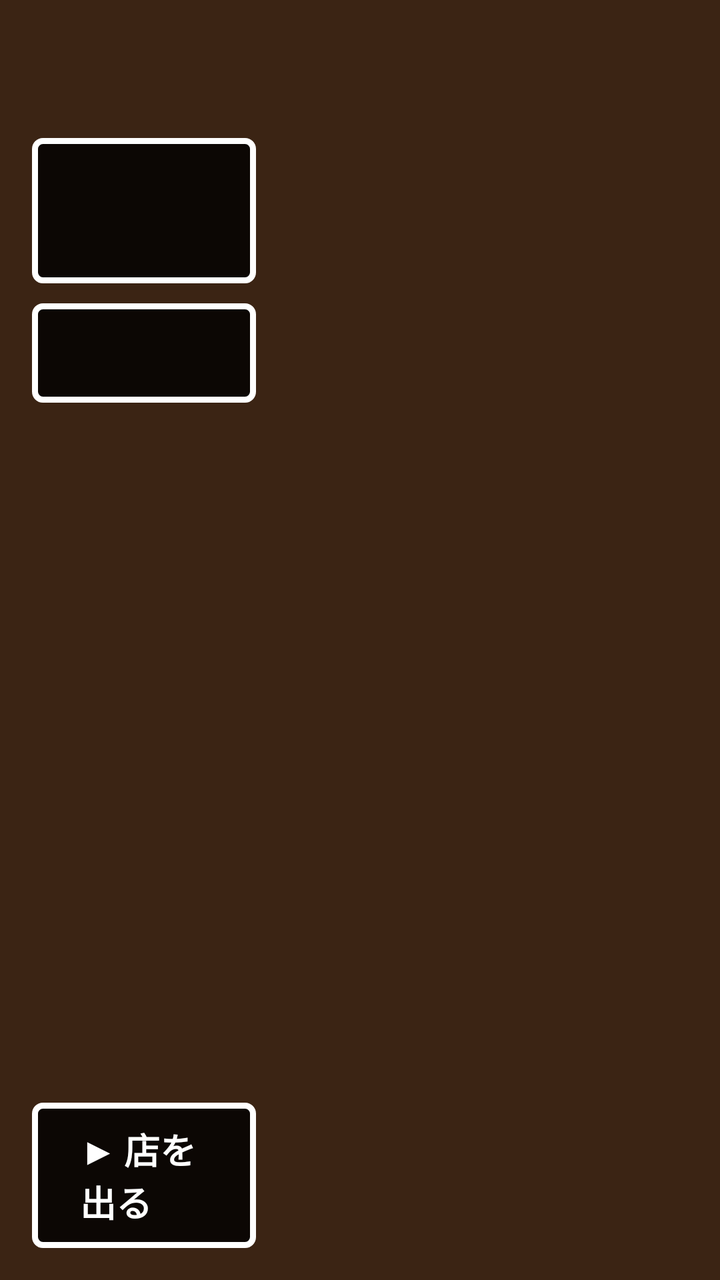
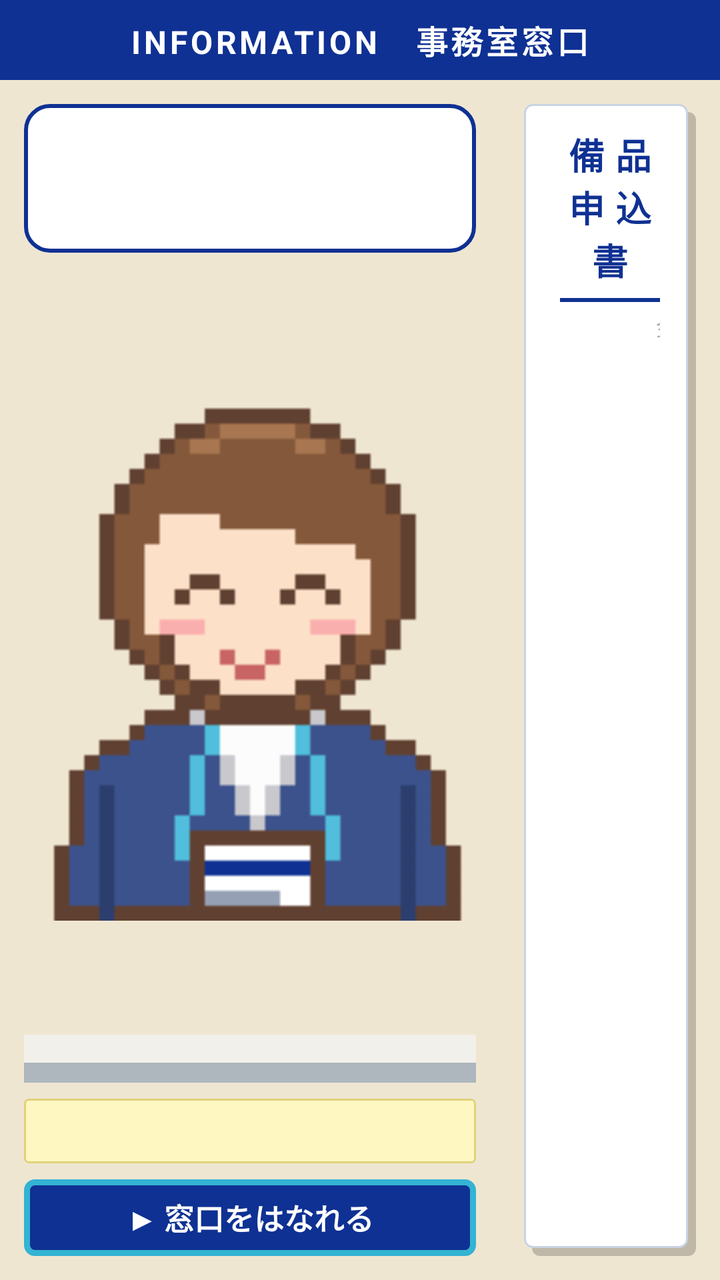

Two renders of the same Android screen: before a commit and after it. Below are the layout's source before the change and the commit's diff.
<!-- AndroidManifest.xml: application theme Theme.NibRPG -->
<!-- res/layout/activity_shop.xml -->
<?xml version="1.0" encoding="utf-8"?>
<LinearLayout xmlns:android="http://schemas.android.com/apk/res/android"
    xmlns:tools="http://schemas.android.com/tools"
    android:id="@+id/main"
    android:layout_width="match_parent"
    android:layout_height="match_parent"
    android:background="@color/shop_weapon_bg"
    android:baselineAligned="false"
    android:orientation="horizontal"
    tools:context=".ShopActivity">

    
    <LinearLayout
        android:layout_width="0dp"
        android:layout_height="match_parent"
        android:layout_weight="2"
        android:orientation="vertical"
        android:padding="16dp">

        <TextView
            android:id="@+id/txtShopName"
            android:layout_width="wrap_content"
            android:layout_height="wrap_content"
            android:shadowColor="#FF000000"
            android:shadowDx="3"
            android:shadowDy="3"
            android:shadowRadius="1"
            android:textColor="@color/rpg_yellow"
            android:textSize="32sp"
            android:textStyle="bold" />

        
        <TextView
            android:id="@+id/txtTalk"
            android:layout_width="match_parent"
            android:layout_height="wrap_content"
            android:layout_marginTop="10dp"
            android:background="@drawable/rpg_window"
            android:lineSpacingExtra="4dp"
            android:minLines="2"
            android:padding="14dp"
            android:textColor="@color/white"
            android:textSize="16sp" />

        
        <TextView
            android:id="@+id/txtStatus"
            android:layout_width="match_parent"
            android:layout_height="wrap_content"
            android:layout_marginTop="10dp"
            android:background="@drawable/rpg_window"
            android:lineSpacingExtra="4dp"
            android:padding="14dp"
            android:textColor="@color/white"
            android:textSize="16sp" />

        <Space
            android:layout_width="match_parent"
            android:layout_height="0dp"
            android:layout_weight="1" />

        <TextView
            android:id="@+id/btnExit"
            android:layout_width="wrap_content"
            android:layout_height="wrap_content"
            android:background="@drawable/rpg_window"
            android:clickable="true"
            android:focusable="true"
            android:paddingHorizontal="24dp"
            android:paddingVertical="10dp"
            android:text="@string/shop_exit"
            android:textColor="@color/white"
            android:textSize="18sp"
            android:textStyle="bold" />
    </LinearLayout>

    
    <ScrollView
        android:layout_width="0dp"
        android:layout_height="match_parent"
        android:layout_weight="3"
        android:paddingVertical="16dp"
        android:paddingEnd="16dp"
        tools:ignore="RtlSymmetry">

        <LinearLayout
            android:id="@+id/listGoods"
            android:layout_width="match_parent"
            android:layout_height="wrap_content"
            android:orientation="vertical" />
    </ScrollView>

</LinearLayout>
<!-- resources referenced by this layout -->
<resources>
  <color name="rpg_yellow">#FFFFD54F</color>
  <color name="shop_weapon_bg">#FF3B2414</color>
  <color name="white">#FFFFFFFF</color>
  <!-- drawable rpg_window (drawable) -->
  <?xml version="1.0" encoding="utf-8"?>
  <shape xmlns:android="http://schemas.android.com/apk/res/android"
      android:shape="rectangle">
      <solid android:color="#CC000000" />
      <stroke android:width="3dp" android:color="#FFFFFFFF" />
      <corners android:radius="4dp" />
  </shape>
  <string name="shop_exit">▶ 店を出る</string>
  <style name="Theme.NibRPG" parent="Base.Theme.NibRPG" />
  <style name="Base.Theme.NibRPG" parent="Theme.Material3.DayNight.NoActionBar">
          
          
      </style>
</resources>

<!-- the commit's change to res/layout/activity_shop.xml (unified diff, before → after) -->
@@ -1,93 +1,176 @@
 <?xml version="1.0" encoding="utf-8"?>
-<LinearLayout xmlns:android="http://schemas.android.com/apk/res/android"
+<FrameLayout xmlns:android="http://schemas.android.com/apk/res/android"
     xmlns:tools="http://schemas.android.com/tools"
     android:id="@+id/main"
     android:layout_width="match_parent"
     android:layout_height="match_parent"
-    android:background="@color/shop_weapon_bg"
-    android:baselineAligned="false"
-    android:orientation="horizontal"
+    android:background="@color/office_wall"
     tools:context=".ShopActivity">
 
     
+    <TextView
+        android:layout_width="match_parent"
+        android:layout_height="40dp"
+        android:background="@color/nib_navy"
+        android:gravity="center"
+        android:letterSpacing="0.1"
+        android:text="@string/reception_title"
+        android:textColor="@color/white"
+        android:textSize="16sp"
+        android:textStyle="bold" />
+
     <LinearLayout
-        android:layout_width="0dp"
+        android:layout_width="match_parent"
         android:layout_height="match_parent"
-        android:layout_weight="2"
-        android:orientation="vertical"
-        android:padding="16dp">
-
-        <TextView
-            android:id="@+id/txtShopName"
-            android:layout_width="wrap_content"
-            android:layout_height="wrap_content"
-            android:shadowColor="#FF000000"
-            android:shadowDx="3"
-            android:shadowDy="3"
-            android:shadowRadius="1"
-            android:textColor="@color/rpg_yellow"
-            android:textSize="32sp"
-            android:textStyle="bold" />
+        android:layout_marginTop="40dp"
+        android:baselineAligned="false"
+        android:orientation="horizontal">
 
         
-        <TextView
-            android:id="@+id/txtTalk"
-            android:layout_width="match_parent"
-            android:layout_height="wrap_content"
-            android:layout_marginTop="10dp"
-            android:background="@drawable/rpg_window"
-            android:lineSpacingExtra="4dp"
-            android:minLines="2"
-            android:padding="14dp"
-            android:textColor="@color/white"
-            android:textSize="16sp" />
+        <LinearLayout
+            android:layout_width="250dp"
+            android:layout_height="match_parent"
+            android:gravity="center_horizontal"
+            android:orientation="vertical"
+            android:padding="12dp">
+
+            
+            <TextView
+                android:id="@+id/txtTalk"
+                android:layout_width="match_parent"
+                android:layout_height="wrap_content"
+                android:background="@drawable/bubble"
+                android:lineSpacingExtra="3dp"
+                android:minLines="3"
+                android:padding="10dp"
+                android:textColor="#FF222222"
+                android:textSize="13sp" />
+
+            <ImageView
+                android:id="@+id/imgClerk"
+                android:layout_width="wrap_content"
+                android:layout_height="0dp"
+                android:layout_marginTop="6dp"
+                android:layout_weight="1"
+                android:adjustViewBounds="true"
+                android:contentDescription="@null"
+                android:src="@drawable/obj_clerk" />
+
+            
+            <View
+                android:layout_width="match_parent"
+                android:layout_height="14dp"
+                android:background="@color/counter_top" />
+
+            <View
+                android:layout_width="match_parent"
+                android:layout_height="10dp"
+                android:background="@color/counter_front" />
+
+            
+            <TextView
+                android:id="@+id/txtStatus"
+                android:layout_width="match_parent"
+                android:layout_height="wrap_content"
+                android:layout_marginTop="8dp"
+                android:background="@drawable/memo"
+                android:lineSpacingExtra="2dp"
+                android:padding="8dp"
+                android:textColor="#FF333333"
+                android:textSize="12sp" />
+
+            <TextView
+                android:id="@+id/btnExit"
+                android:layout_width="match_parent"
+                android:layout_height="wrap_content"
+                android:layout_marginTop="8dp"
+                android:background="@drawable/nib_button"
+                android:clickable="true"
+                android:focusable="true"
+                android:gravity="center"
+                android:paddingVertical="8dp"
+                android:text="@string/reception_exit"
+                android:textColor="@color/white"
+                android:textSize="15sp"
+                android:textStyle="bold" />
+        </LinearLayout>
 
         
-        <TextView
-            android:id="@+id/txtStatus"
-            android:layout_width="match_parent"
-            android:layout_height="wrap_content"
-            android:layout_marginTop="10dp"
-            android:background="@drawable/rpg_window"
-            android:lineSpacingExtra="4dp"
-            android:padding="14dp"
-            android:textColor="@color/white"
-            android:textSize="16sp" />
+        <LinearLayout
+            android:layout_width="0dp"
+            android:layout_height="match_parent"
+            android:layout_margin="12dp"
+            android:layout_weight="1"
+            android:background="@drawable/paper"
+            android:orientation="vertical"
+            android:paddingHorizontal="18dp"
+            android:paddingTop="12dp"
+            android:paddingBottom="14dp">
 
-        <Space
-            android:layout_width="match_parent"
-            android:layout_height="0dp"
-            android:layout_weight="1" />
+            <TextView
+                android:layout_width="match_parent"
+                android:layout_height="wrap_content"
+                android:gravity="center"
+                android:letterSpacing="0.3"
+                android:text="@string/reception_form"
+                android:textColor="@color/nib_navy"
+                android:textSize="18sp"
+                android:textStyle="bold" />
 
-        <TextView
-            android:id="@+id/btnExit"
-            android:layout_width="wrap_content"
-            android:layout_height="wrap_content"
-            android:background="@drawable/rpg_window"
-            android:clickable="true"
-            android:focusable="true"
-            android:paddingHorizontal="24dp"
-            android:paddingVertical="10dp"
-            android:text="@string/shop_exit"
-            android:textColor="@color/white"
-            android:textSize="18sp"
-            android:textStyle="bold" />
+            <View
+                android:layout_width="match_parent"
+                android:layout_height="2dp"
+                android:layout_marginTop="6dp"
+                android:background="@color/nib_navy" />
+
+            
+            <LinearLayout
+                android:layout_width="match_parent"
+                android:layout_height="wrap_content"
+                android:paddingVertical="4dp"
+                android:orientation="horizontal">
+
+                <TextView
+                    android:layout_width="0dp"
+                    android:layout_height="wrap_content"
+                    android:layout_weight="3"
+                    android:text="@string/form_col_name"
+                    android:textColor="@color/rpg_gray"
+                    android:textSize="11sp" />
+
+                <TextView
+                    android:layout_width="0dp"
+                    android:layout_height="wrap_content"
+                    android:layout_weight="4"
+                    android:text="@string/form_col_desc"
+                    android:textColor="@color/rpg_gray"
+                    android:textSize="11sp" />
+
+                <TextView
+                    android:layout_width="70dp"
+                    android:layout_height="wrap_content"
+                    android:gravity="end"
+                    android:text="@string/form_col_price"
+                    android:textColor="@color/rpg_gray"
+                    android:textSize="11sp" />
+
+                <Space
+                    android:layout_width="100dp"
+                    android:layout_height="1dp" />
+            </LinearLayout>
+
+            <ScrollView
+                android:layout_width="match_parent"
+                android:layout_height="0dp"
+                android:layout_weight="1">
+
+                <LinearLayout
+                    android:id="@+id/listGoods"
+                    android:layout_width="match_parent"
+                    android:layout_height="wrap_content"
+                    android:orientation="vertical" />
+            </ScrollView>
+        </LinearLayout>
     </LinearLayout>
 
-    
-    <ScrollView
-        android:layout_width="0dp"
-        android:layout_height="match_parent"
-        android:layout_weight="3"
-        android:paddingVertical="16dp"
-        android:paddingEnd="16dp"
-        tools:ignore="RtlSymmetry">
-
-        <LinearLayout
-            android:id="@+id/listGoods"
-            android:layout_width="match_parent"
-            android:layout_height="wrap_content"
-            android:orientation="vertical" />
-    </ScrollView>
-
-</LinearLayout>
+</FrameLayout>
<!-- resource entries referenced after the edit -->
@@ -1,18 +1,61 @@
 <!-- resources referenced by this layout -->
 <resources>
-  <color name="rpg_yellow">#FFFFD54F</color>
-  <color name="shop_weapon_bg">#FF3B2414</color>
+  <color name="counter_front">#FFAEB7BD</color>
+  <color name="counter_top">#FFF2F0EA</color>
+  <color name="nib_navy">#FF0F3193</color>
+  <color name="office_wall">#FFEFE6D2</color>
+  <color name="rpg_gray">#FFAAAAAA</color>
   <color name="white">#FFFFFFFF</color>
-  <!-- drawable rpg_window (drawable) -->
+  <!-- drawable bubble (drawable) -->
   <?xml version="1.0" encoding="utf-8"?>
   <shape xmlns:android="http://schemas.android.com/apk/res/android"
       android:shape="rectangle">
-      <solid android:color="#CC000000" />
-      <stroke android:width="3dp" android:color="#FFFFFFFF" />
+      <solid android:color="#FFFFFFFF" />
+      <stroke android:width="2dp" android:color="#FF0F3193" />
+      <corners android:radius="12dp" />
+  </shape>
+  <!-- drawable memo (drawable) -->
+  <?xml version="1.0" encoding="utf-8"?>
+  <shape xmlns:android="http://schemas.android.com/apk/res/android"
+      android:shape="rectangle">
+      <solid android:color="#FFFFF7C2" />
+      <stroke android:width="1dp" android:color="#FFE0D27A" />
+      <corners android:radius="2dp" />
+  </shape>
+  <!-- drawable nib_button (drawable) -->
+  <?xml version="1.0" encoding="utf-8"?>
+  <shape xmlns:android="http://schemas.android.com/apk/res/android"
+      android:shape="rectangle">
+      <solid android:color="@color/nib_navy" />
+      <stroke android:width="3dp" android:color="@color/nib_cyan" />
       <corners android:radius="4dp" />
   </shape>
-  <string name="shop_exit">▶ 店を出る</string>
+  <!-- drawable obj_clerk: png bitmap (drawable-nodpi, 6999 bytes) -->
+  <!-- drawable paper (drawable) -->
+  <?xml version="1.0" encoding="utf-8"?>
+  <layer-list xmlns:android="http://schemas.android.com/apk/res/android">
+      <item android:left="4dp" android:top="4dp">
+          <shape android:shape="rectangle">
+              <solid android:color="#33000000" />
+              <corners android:radius="4dp" />
+          </shape>
+      </item>
+      <item android:bottom="4dp" android:right="4dp">
+          <shape android:shape="rectangle">
+              <solid android:color="#FFFFFFFF" />
+              <stroke android:width="1dp" android:color="#FFC9D3E3" />
+              <corners android:radius="4dp" />
+          </shape>
+      </item>
+  </layer-list>
+  <string name="form_col_desc">内容</string>
+  <string name="form_col_name">品名</string>
+  <string name="form_col_price">金額</string>
+  <string name="reception_exit">▶ 窓口をはなれる</string>
+  <string name="reception_form">備品申込書</string>
+  <string name="reception_title">INFORMATION　事務室窓口</string>
   <style name="Theme.NibRPG" parent="Base.Theme.NibRPG" />
+  <color name="nib_cyan">#FF34B3D3</color>
   <style name="Base.Theme.NibRPG" parent="Theme.Material3.DayNight.NoActionBar">
           
           
